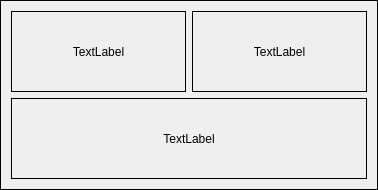
Qt form Device/watersupplypump.ui (HighBird007/pond) before a commit.
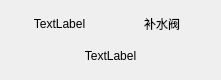
The same form after that commit.

```diff
--- a/Device/watersupplypump.ui
+++ b/Device/watersupplypump.ui
@@ -6,24 +6,15 @@
    <rect>
     <x>0</x>
     <y>0</y>
-    <width>378</width>
-    <height>190</height>
+    <width>221</width>
+    <height>80</height>
    </rect>
   </property>
   <property name="windowTitle">
    <string>Form</string>
   </property>
   <property name="styleSheet">
-   <string notr="true">QWidget {
-    border: 1px solid black; /* 设置边框为1像素宽的黑色 */
-}
-/* 为顶层主容器设置黑色边框 */
-#MainWidget {
-    border: 2px solid black; /* 设置边框为2像素黑色线 */
-    border-radius: 5px; /* 可选：增加圆角效果 */
-    padding: 5px; /* 可选：控制边框和内部内容之间的间距 */
-}
-</string>
+   <string notr="true"/>
   </property>
   <layout class="QGridLayout" name="gridLayout">
    <item row="0" column="0">
@@ -43,7 +34,7 @@
        <item>
         <widget class="QLabel" name="label_2">
          <property name="text">
-          <string>TextLabel</string>
+          <string>补水阀</string>
          </property>
          <property name="alignment">
           <set>Qt::AlignCenter</set>
```
